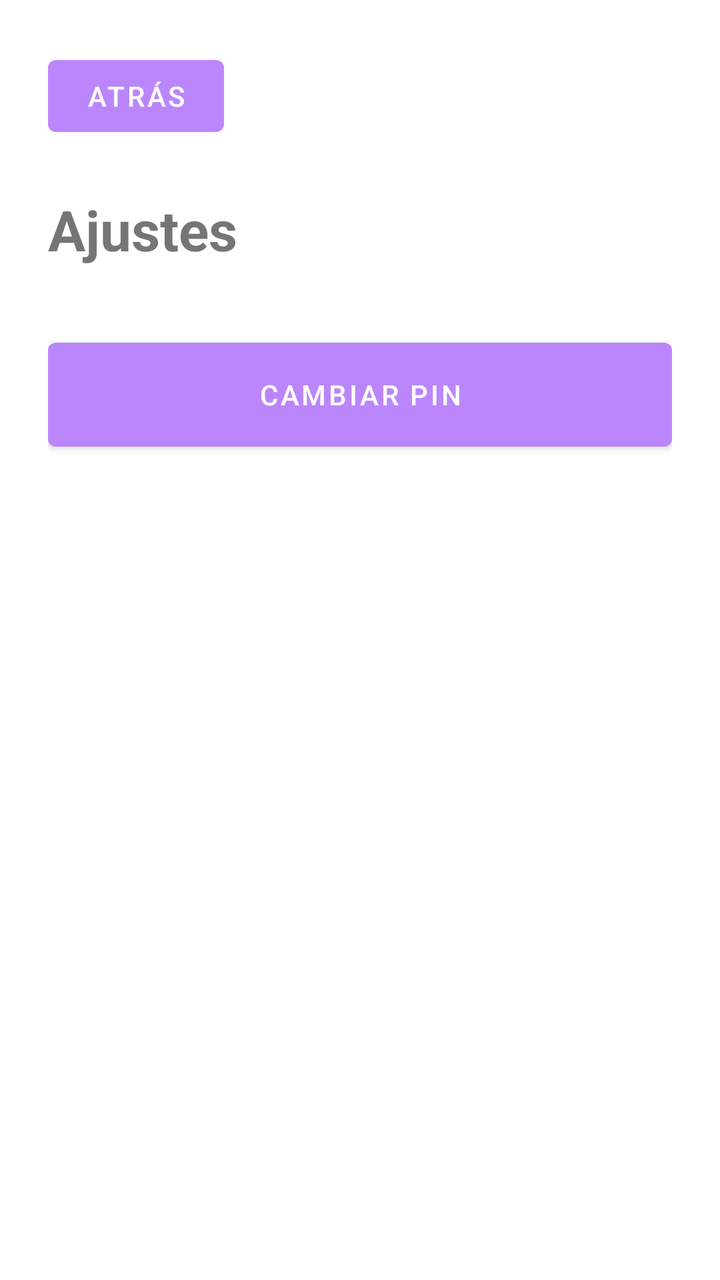
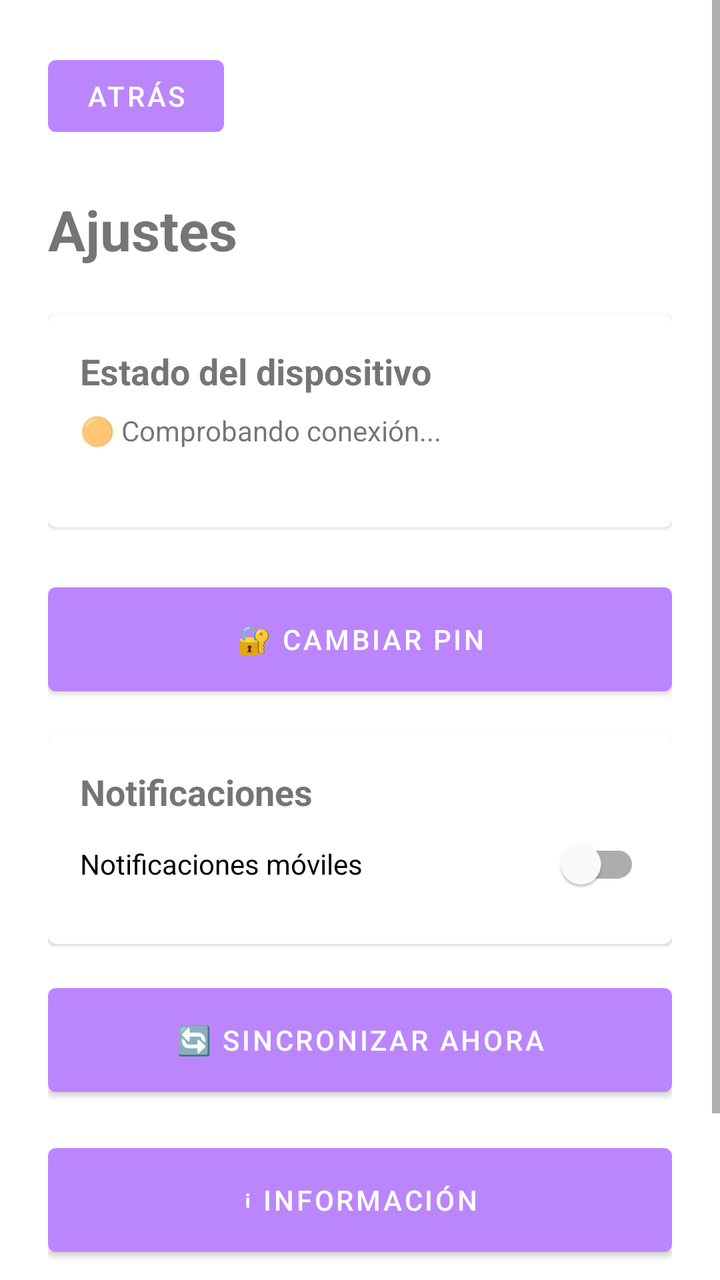

Before-and-after screenshots of an Android layout around one commit, followed by the original layout XML and the change that was made.
<!-- AndroidManifest.xml: application theme Theme.MyMeds -->
<!-- res/layout/fragment_settings.xml -->
<?xml version="1.0" encoding="utf-8"?>
<LinearLayout
    xmlns:android="http://schemas.android.com/apk/res/android"
    android:layout_width="match_parent"
    android:layout_height="match_parent"
    android:orientation="vertical"
    android:padding="24dp">

    <com.google.android.material.button.MaterialButton
        android:id="@+id/buttonBack"
        android:layout_width="wrap_content"
        android:layout_height="wrap_content"
        android:text="ATRÁS" />

    <TextView
        android:layout_width="wrap_content"
        android:layout_height="wrap_content"
        android:text="Ajustes"
        android:textSize="28sp"
        android:textStyle="bold"
        android:layout_marginTop="24dp" />

    <com.google.android.material.button.MaterialButton
        android:id="@+id/buttonChangePin"
        android:layout_width="match_parent"
        android:layout_height="64dp"
        android:layout_marginTop="32dp"
        android:text="Cambiar PIN" />

</LinearLayout>
<!-- resources referenced by this layout -->
<resources>
  <style name="Theme.MyMeds" parent="Theme.MaterialComponents.DayNight.NoActionBar">
          <item name="colorPrimary">@color/purple_200</item>
          <item name="colorPrimaryDark">@color/purple_700</item>
          <item name="colorAccent">@color/teal_200</item>
  
          <item name="android:statusBarColor">@color/purple_200</item>
      </style>
  <color name="purple_200">#FFBB86FC</color>
  <color name="purple_700">#FF3700B3</color>
  <color name="teal_200">#FF03DAC5</color>
</resources>

<!-- the commit's change to res/layout/fragment_settings.xml (unified diff, before → after) -->
@@ -1,30 +1,134 @@
 <?xml version="1.0" encoding="utf-8"?>
-<LinearLayout
-    xmlns:android="http://schemas.android.com/apk/res/android"
+<ScrollView xmlns:android="http://schemas.android.com/apk/res/android"
+    xmlns:app="http://schemas.android.com/apk/res-auto"
     android:layout_width="match_parent"
-    android:layout_height="match_parent"
-    android:orientation="vertical"
-    android:padding="24dp">
+    android:layout_height="match_parent">
 
-    <com.google.android.material.button.MaterialButton
-        android:id="@+id/buttonBack"
-        android:layout_width="wrap_content"
+    <LinearLayout
+        android:layout_width="match_parent"
         android:layout_height="wrap_content"
-        android:text="ATRÁS" />
+        android:orientation="vertical"
+        android:padding="24dp">
 
-    <TextView
-        android:layout_width="wrap_content"
-        android:layout_height="wrap_content"
-        android:text="Ajustes"
-        android:textSize="28sp"
-        android:textStyle="bold"
-        android:layout_marginTop="24dp" />
+        <com.google.android.material.button.MaterialButton
+            android:id="@+id/buttonBack"
+            android:layout_width="wrap_content"
+            android:layout_height="wrap_content"
+            android:text="ATRÁS" />
 
-    <com.google.android.material.button.MaterialButton
-        android:id="@+id/buttonChangePin"
-        android:layout_width="match_parent"
-        android:layout_height="64dp"
-        android:layout_marginTop="32dp"
-        android:text="Cambiar PIN" />
+        <TextView
+            android:layout_width="wrap_content"
+            android:layout_height="wrap_content"
+            android:layout_marginTop="24dp"
+            android:text="Ajustes"
+            android:textSize="28sp"
+            android:textStyle="bold" />
 
-</LinearLayout>
+        
+
+        <com.google.android.material.card.MaterialCardView
+            android:layout_width="match_parent"
+            android:layout_height="wrap_content"
+            android:layout_marginTop="24dp">
+
+            <LinearLayout
+                android:layout_width="match_parent"
+                android:layout_height="wrap_content"
+                android:orientation="vertical"
+                android:padding="16dp">
+
+                <TextView
+                    android:layout_width="wrap_content"
+                    android:layout_height="wrap_content"
+                    android:text="Estado del dispositivo"
+                    android:textStyle="bold"
+                    android:textSize="18sp"/>
+
+                <TextView
+                    android:id="@+id/textDeviceStatus"
+                    android:layout_width="wrap_content"
+                    android:layout_height="wrap_content"
+                    android:layout_marginTop="8dp"
+                    android:text="🟠 Comprobando conexión..."/>
+
+                <TextView
+                    android:id="@+id/textDeviceIp"
+                    android:layout_width="wrap_content"
+                    android:layout_height="wrap_content"
+                    android:text=""
+                    android:layout_marginTop="4dp"/>
+
+            </LinearLayout>
+
+        </com.google.android.material.card.MaterialCardView>
+
+        
+
+        <com.google.android.material.button.MaterialButton
+            android:id="@+id/buttonChangePin"
+            android:layout_width="match_parent"
+            android:layout_height="64dp"
+            android:layout_marginTop="24dp"
+            android:text="🔐 Cambiar PIN"/>
+
+        
+
+        <com.google.android.material.card.MaterialCardView
+            android:layout_width="match_parent"
+            android:layout_height="wrap_content"
+            android:layout_marginTop="16dp">
+
+            <LinearLayout
+                android:layout_width="match_parent"
+                android:layout_height="wrap_content"
+                android:orientation="vertical"
+                android:padding="16dp">
+
+                <TextView
+                    android:layout_width="wrap_content"
+                    android:layout_height="wrap_content"
+                    android:text="Notificaciones"
+                    android:textStyle="bold"
+                    android:textSize="18sp"/>
+
+                <com.google.android.material.switchmaterial.SwitchMaterial
+                    android:id="@+id/switchNotifications"
+                    android:layout_width="match_parent"
+                    android:layout_height="wrap_content"
+                    android:text="Notificaciones móviles"/>
+
+            </LinearLayout>
+
+        </com.google.android.material.card.MaterialCardView>
+
+        
+
+        <com.google.android.material.button.MaterialButton
+            android:id="@+id/buttonSync"
+            android:layout_width="match_parent"
+            android:layout_height="64dp"
+            android:layout_marginTop="16dp"
+            android:text="🔄 Sincronizar ahora"/>
+
+        
+
+        <com.google.android.material.button.MaterialButton
+            android:id="@+id/buttonInfo"
+            android:layout_width="match_parent"
+            android:layout_height="64dp"
+            android:layout_marginTop="16dp"
+            android:text="ℹ Información"/>
+
+        
+
+        <com.google.android.material.button.MaterialButton
+            android:id="@+id/buttonReset"
+            android:layout_width="match_parent"
+            android:layout_height="64dp"
+            android:layout_marginTop="16dp"
+            android:text="⚠ Restablecer aplicación"
+            android:textColor="@android:color/holo_red_dark"/>
+
+    </LinearLayout>
+
+</ScrollView>
